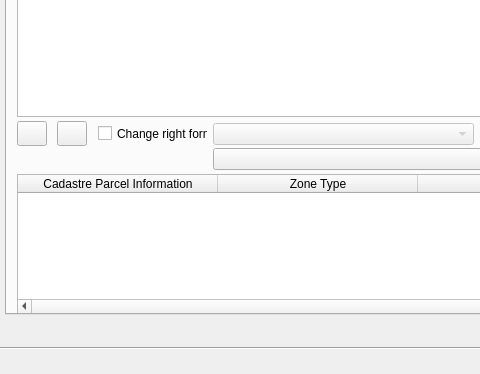
The window that view/PlanCaseDialog.ui (teamlm2/lm2_mgis) describes before a commit, drawn with Qt 5; both pictures show x 0 to 480 and y 185 to 559 of the 785 by 559 pixel window.
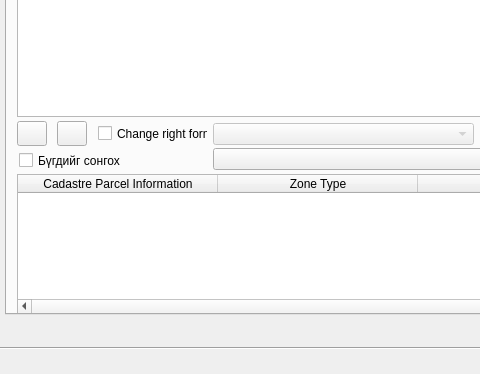
The same window after the commit. The open tabs and pages were chosen to show the change. Icons and pictures are not drawn.

What changed in the file:
```diff
--- a/view/PlanCaseDialog.ui
+++ b/view/PlanCaseDialog.ui
@@ -1070,6 +1070,19 @@
       </rect>
      </property>
     </widget>
+    <widget class="QCheckBox" name="cadastre_all_check_box">
+     <property name="geometry">
+      <rect>
+       <x>12</x>
+       <y>244</y>
+       <width>110</width>
+       <height>17</height>
+      </rect>
+     </property>
+     <property name="text">
+      <string>Бүгдийг сонгох</string>
+     </property>
+    </widget>
    </widget>
    <widget class="QWidget" name="tab_4">
     <attribute name="title">
```
Left out of the diff: 18 changed lines with no effect on the pictures.
